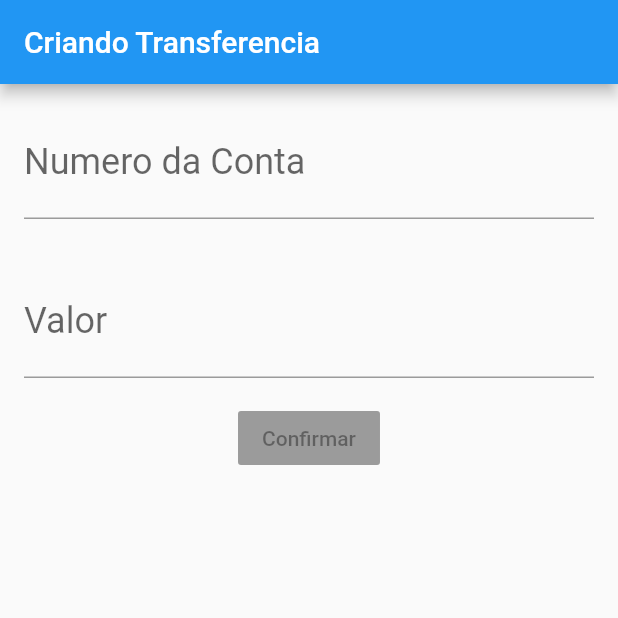
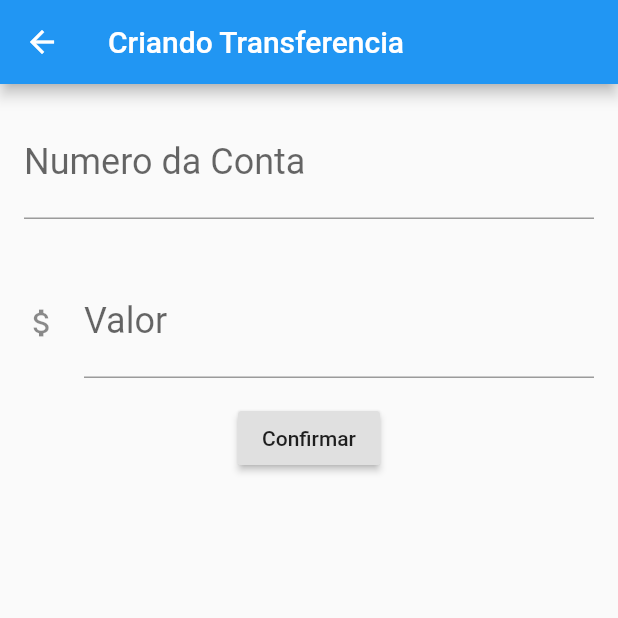
Before and after one commit to costajoaohenrique/bytebank, a Flutter app: the FormularioTransferencia screen opened directly, on a phone screen of 412 x 824 dp, the top half of it. Run offline on Flutter 3.47's test engine with Material 2 defaults, Android fonts, the phone set to English and light mode, and no system bars.

Commit message:
Implementando navegaçao simples

```diff
--- a/lib/main.dart
+++ b/lib/main.dart
@@ -7,13 +7,17 @@ class ByteBankApp extends StatelessWidget {
   Widget build(BuildContext context) {
     return MaterialApp(
       home: Scaffold(
-        body: FormularioTransferencia(),
+        body: ListaTransferencia(),
       ),
     );
   }
 }
 
 class FormularioTransferencia extends StatelessWidget {
+  final TextEditingController _campoNumeroContaController =
+  TextEditingController();
+  final TextEditingController _campoValorController = TextEditingController();
+
   @override
   Widget build(BuildContext context) {
     return Scaffold(
@@ -22,30 +26,60 @@ class FormularioTransferencia extends StatelessWidget {
       ),
       body: Column(
         children: <Widget>[
-          Padding(
-            padding: EdgeInsets.all(16.0),
-            child: TextField(
-              style: TextStyle(
-                fontSize: 24.0,
-              ),
-              decoration: InputDecoration(
-                  labelText: "Numero da Conta", hintText: "0000"),
-            ),
+          Editor(
+            editingController: _campoNumeroContaController,
+            rotulo: "Numero da Conta",
+            dica: "0000",
           ),
-          Padding(
-            padding: EdgeInsets.all(16.0),
-            child: TextField(
-              style: TextStyle(
-                fontSize: 24.0,
-              ),
-              decoration: InputDecoration(labelText: "Valor", hintText: "0.00"),
-              keyboardType: TextInputType.number,
-            ),
+          Editor(
+            editingController: _campoValorController,
+            rotulo: "Valor",
+            dica: "0.00",
+            icone: Icons.attach_money,
           ),
           RaisedButton(
+            onPressed: () => _criar_transferencia(context),
             child: Text("Confirmar"),
           )
         ],
+      ),
+    );
+  }
+
+  _criar_transferencia(context) {
+    debugPrint("Clicou no confirmar");
+    int numeroConta = int.tryParse(_campoNumeroContaController.text);
+    double valor = double.tryParse(_campoValorController.text);
+    Transferencia transferenciaCriada = Transferencia(valor, numeroConta);
+    debugPrint("$transferenciaCriada");
+    Navigator.pop(context,transferenciaCriada);
+  }
+}
+
+class Editor extends StatelessWidget {
+  final TextEditingController editingController;
+  final String rotulo;
+  final String dica;
+  final IconData icone;
+
+  Editor({this.editingController, this.rotulo, this.dica, this.icone});
+
+  @override
+  Widget build(BuildContext context) {
+    // TODO: implement build
+    return Padding(
+      padding: const EdgeInsets.all(16.0),
+      child: TextField(
+        controller: editingController,
+        style: TextStyle(
+          fontSize: 24.0,
+        ),
+        decoration: InputDecoration(
+          icon: icone != null ? Icon(icone) : null,
+          labelText: rotulo,
+          hintText: dica,
+        ),
+        keyboardType: TextInputType.number,
       ),
     );
   }
@@ -58,7 +92,18 @@ class ListaTransferencia extends StatelessWidget {
       appBar: AppBar(
         title: Text("Transferencia"),
       ),
-      floatingActionButton: FloatingActionButton(child: Icon(Icons.add)),
+      floatingActionButton: FloatingActionButton(
+        child: Icon(Icons.add),
+        onPressed: () {
+          Navigator.push(context, MaterialPageRoute(builder: (context)
+          {
+            return FormularioTransferencia();
+          })).then((tranferenciaRecebida) {
+            debugPrint("Chegou no then future");
+            debugPrint("$tranferenciaRecebida");
+          });
+        },
+      ),
       body: Column(
         children: <Widget>[
           ItemTransferencia(Transferencia(100.0, 1000)),
@@ -80,10 +125,10 @@ class ItemTransferencia extends StatelessWidget {
   Widget build(BuildContext context) {
     return Card(
         child: ListTile(
-      leading: Icon(Icons.attach_money),
-      title: Text(_transferencia.valor.toString()),
-      subtitle: Text(_transferencia.numeroConta.toString()),
-    ));
+          leading: Icon(Icons.attach_money),
+          title: Text(_transferencia.valor.toString()),
+          subtitle: Text(_transferencia.numeroConta.toString()),
+        ));
   }
 }
 
@@ -92,4 +137,10 @@ class Transferencia {
   final int numeroConta;
 
   Transferencia(this.valor, this.numeroConta);
+
+  @override
+  String toString() {
+    // TODO: implement toString
+    return 'Transferencia{valor: $valor, numeroConta: $numeroConta}';
+  }
 }
```
